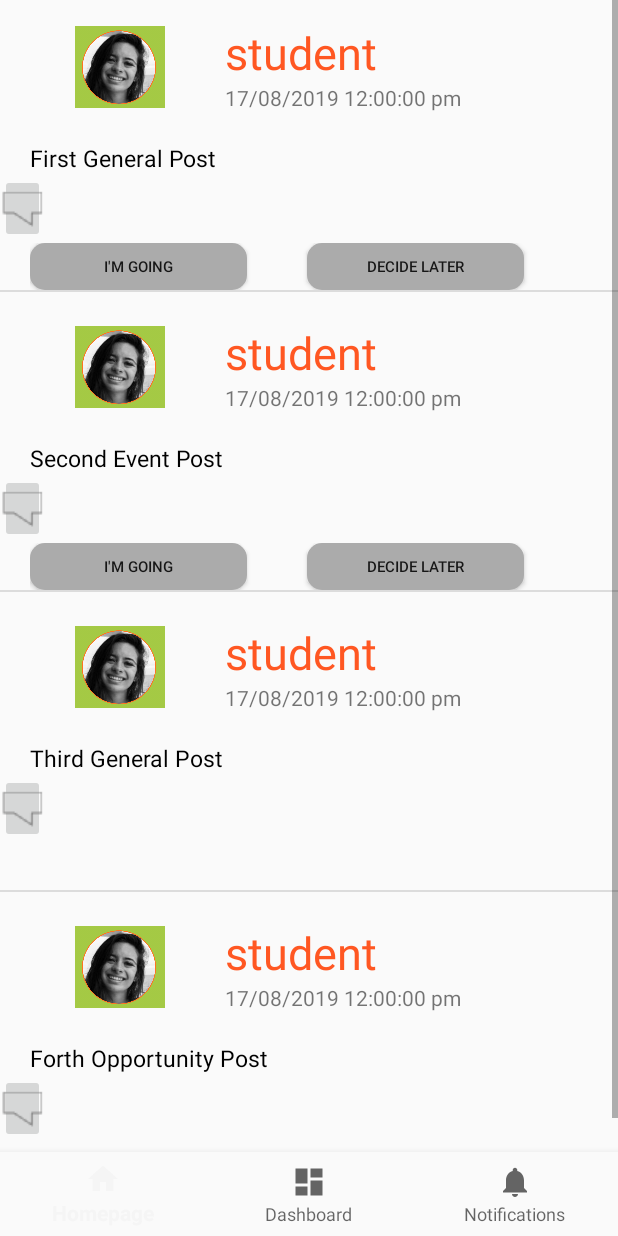
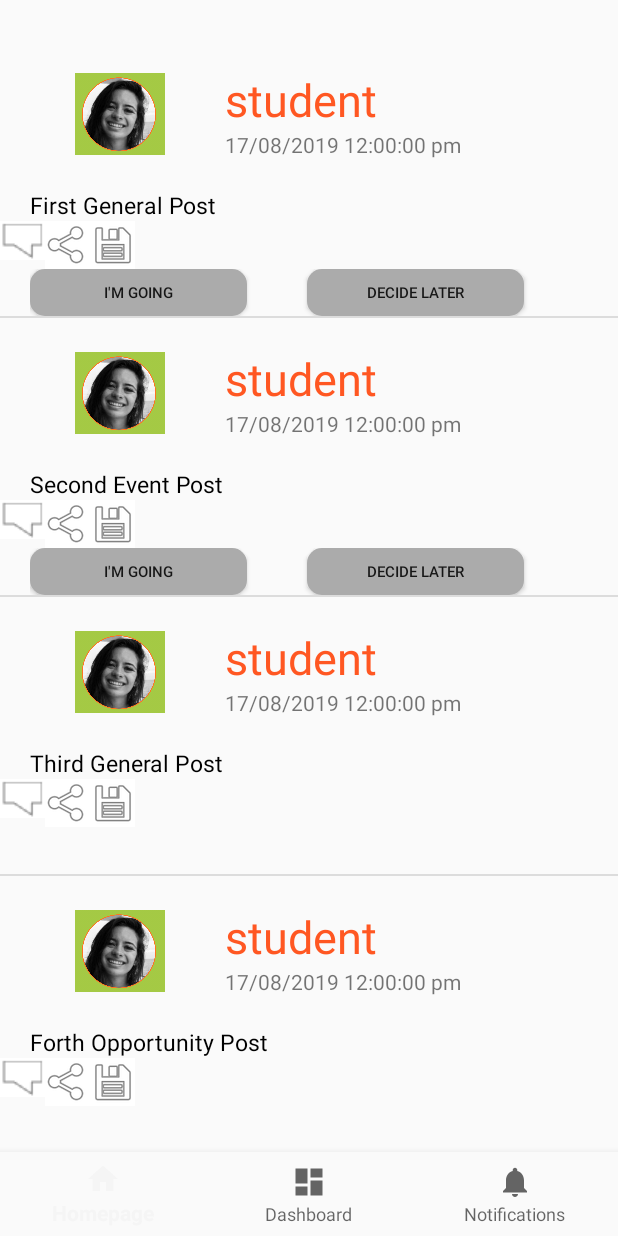
Before and after one commit to syybly/twig, an Android app: the Fragment_Homepage screen opened directly, with no data from a screen before it, on a phone screen of 412 x 824 dp. Run offline under Robolectric (Android 15) with nearby library versions, the phone set to English and light mode, and no system bars.

Commit message:
Add action buttons for feeds.

```diff
--- a/app/src/main/res/layout/feedlist_items.xml
+++ b/app/src/main/res/layout/feedlist_items.xml
@@ -60,10 +60,25 @@
         android:orientation="horizontal">
 
         <ImageButton
-            android:id="@+id/imageButton3"
+            android:id="@+id/feed_comment"
             android:layout_width="30dp"
             android:layout_height="wrap_content"
+            android:background="#ffffff"
             app:srcCompat="@drawable/comment" />
+
+        <ImageButton
+            android:id="@+id/feed_share"
+            android:layout_width="30dp"
+            android:layout_height="wrap_content"
+            android:background="#ffffff"
+            app:srcCompat="@android:drawable/ic_menu_share" />
+
+        <ImageButton
+            android:id="@+id/feed_save"
+            android:layout_width="30dp"
+            android:layout_height="wrap_content"
+            android:background="#ffffff"
+            app:srcCompat="@android:drawable/ic_menu_save" />
     </LinearLayout>
 
     <LinearLayout
```
